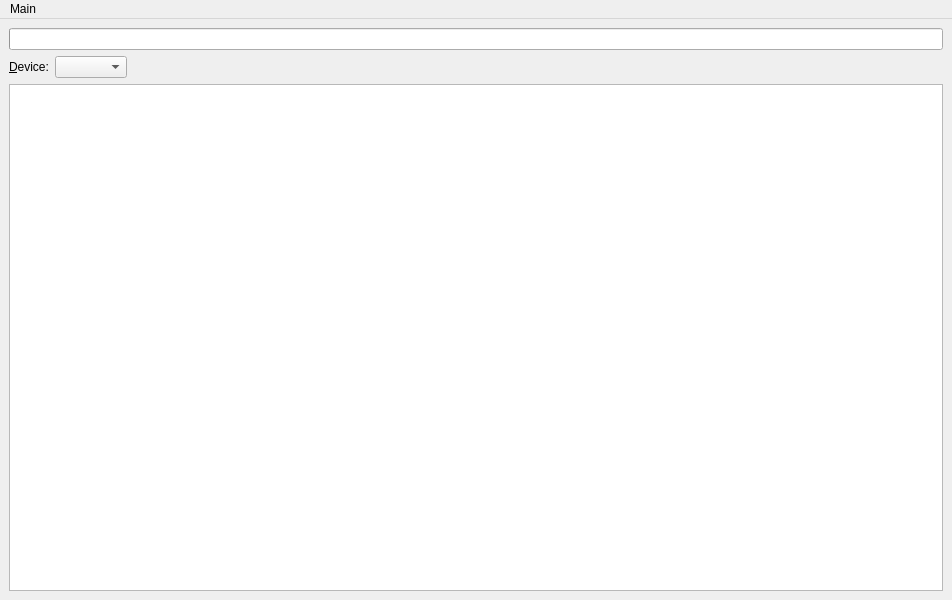
Above: src/ui/main.ui from havardgulldahl/jottagui before the change. Below: the same form after it.
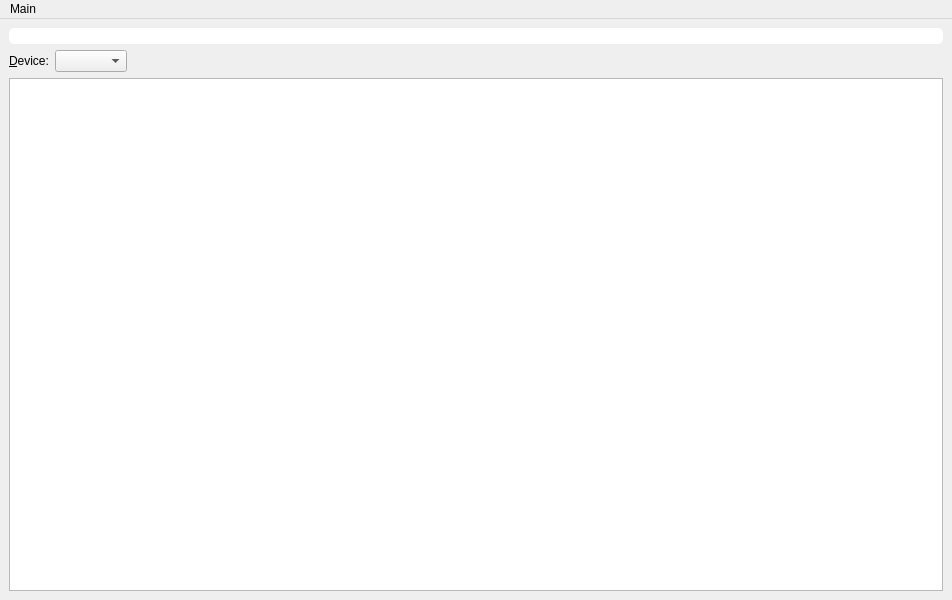
That is the form after the change.

Commit message: Add progress bar css

```diff
--- a/src/ui/main.ui
+++ b/src/ui/main.ui
@@ -91,6 +91,21 @@
     </item>
     <item row="0" column="0">
      <widget class="QProgressBar" name="progressBar">
+      <property name="styleSheet">
+       <string notr="true">QProgressBar {
+    border-radius: 5px;
+    text-align: center;
+	height: 3px;
+}
+
+QProgressBar::chunk {
+    background-color: #05B8CC;
+    width: 10px;
+	margin: 0.5px;
+}
+
+</string>
+      </property>
       <property name="value">
        <number>0</number>
       </property>
```
